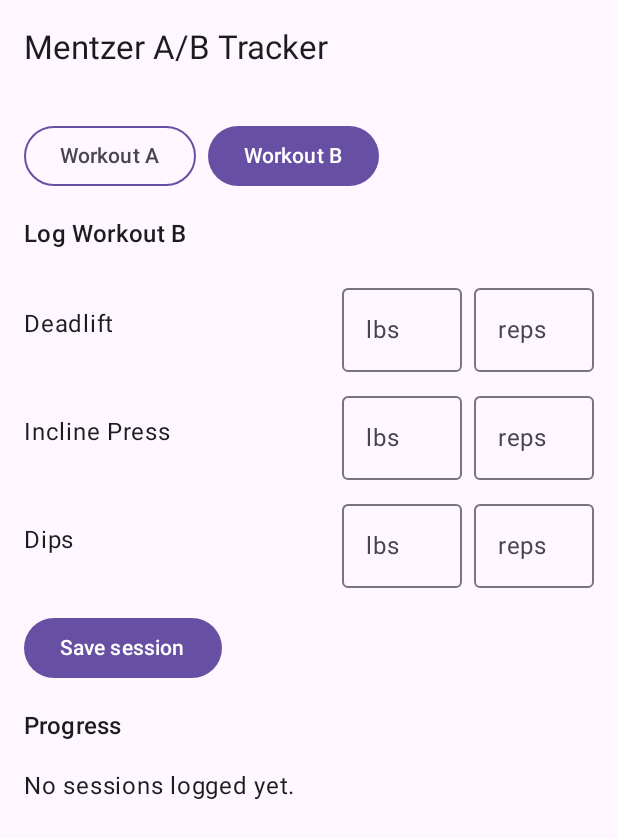
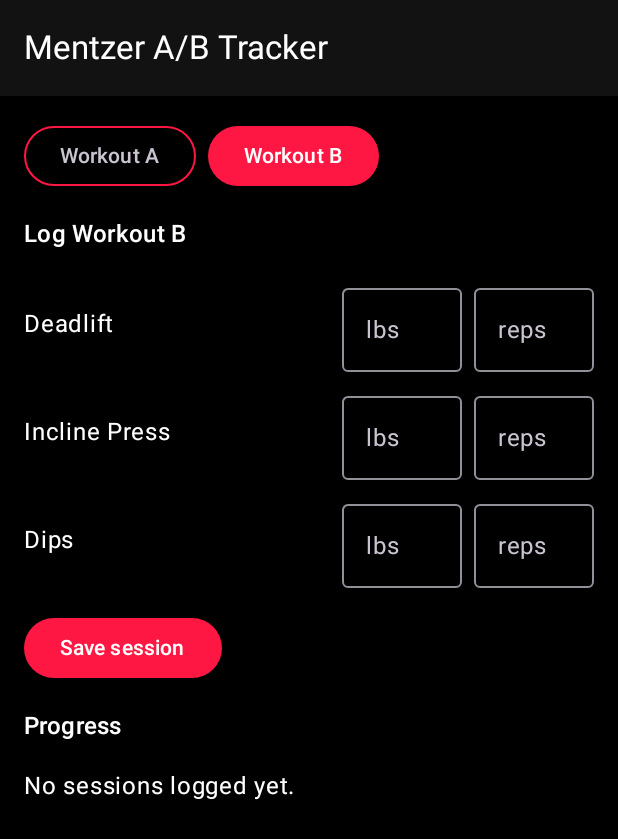
Before and after one commit to vincentlarkin/MentzerTracker, an Android app built with Jetpack Compose: the screen it shows after launch (MainActivity), after a tap on "Workout B", on a phone screen of 412 x 824 dp. Shown: the top 839 px of the screen. Run offline under Robolectric (Android 15) with nearby library versions, the phone set to English and light mode, and no system bars; 3 other taps on this screen came first.

Commit message:
Theme add

```diff
--- a/app/build.gradle.kts
+++ b/app/build.gradle.kts
@@ -6,12 +6,12 @@ plugins {
 
 android {
     namespace = "com.example.mentzertracker"
-    compileSdk = 34
+    compileSdk = 36
 
     defaultConfig {
         applicationId = "com.example.mentzertracker"
         minSdk = 29
-        targetSdk = 34
+        targetSdk = 36
         versionCode = 1
         versionName = "1.0"
 
@@ -40,21 +40,32 @@ android {
 }
 
 dependencies {
+    // Core Android + lifecycle
     implementation(libs.androidx.core.ktx)
     implementation(libs.androidx.appcompat)
     implementation(libs.material)
-    implementation("androidx.activity:activity-compose:1.8.0")
-    implementation(platform("androidx.compose:compose-bom:2023.08.00"))
+    implementation(libs.androidx.lifecycle.runtime.ktx)
+
+    // Jetpack Compose (modern)
+    implementation("androidx.activity:activity-compose:1.11.0") // latest stable as of late 2025
+    implementation(platform("androidx.compose:compose-bom:2025.11.00"))
+    androidTestImplementation(platform("androidx.compose:compose-bom:2025.11.00"))
+
+    // Compose UI + Material3 + Foundation
     implementation("androidx.compose.ui:ui")
     implementation("androidx.compose.ui:ui-graphics")
+    implementation("androidx.compose.ui:ui-text")
+    implementation("androidx.compose.foundation:foundation")   // needed for KeyboardOptions
+    implementation("androidx.compose.material3:material3")
     implementation("androidx.compose.ui:ui-tooling-preview")
-    implementation("androidx.compose.material3:material3")
-    implementation(libs.androidx.lifecycle.runtime.ktx)
+
+    // Debug + testing tools
+    debugImplementation("androidx.compose.ui:ui-tooling")
+    debugImplementation("androidx.compose.ui:ui-test-manifest")
+    androidTestImplementation("androidx.compose.ui:ui-test-junit4")
+
+    // Unit + instrumentation tests
     testImplementation(libs.junit)
     androidTestImplementation(libs.androidx.junit)
     androidTestImplementation(libs.androidx.espresso.core)
-    androidTestImplementation(platform("androidx.compose:compose-bom:2023.08.00"))
-    androidTestImplementation("androidx.compose.ui:ui-test-junit4")
-    debugImplementation("androidx.compose.ui:ui-tooling")
-    debugImplementation("androidx.compose.ui:ui-test-manifest")
 }
--- a/app/src/main/java/com/example/mentzertracker/MainActivity.kt
+++ b/app/src/main/java/com/example/mentzertracker/MainActivity.kt
@@ -4,9 +4,16 @@ import android.os.Bundle
 import androidx.activity.ComponentActivity
 import androidx.activity.compose.setContent
 import androidx.compose.foundation.BorderStroke
-import androidx.compose.foundation.layout.*
+import androidx.compose.foundation.layout.Arrangement
+import androidx.compose.foundation.layout.Column
+import androidx.compose.foundation.layout.Row
+import androidx.compose.foundation.layout.fillMaxSize
+import androidx.compose.foundation.layout.fillMaxWidth
+import androidx.compose.foundation.layout.padding
+import androidx.compose.foundation.layout.width
 import androidx.compose.foundation.lazy.LazyColumn
 import androidx.compose.foundation.lazy.items
+import androidx.compose.foundation.text.KeyboardOptions
 import androidx.compose.material3.Button
 import androidx.compose.material3.ExperimentalMaterial3Api
 import androidx.compose.material3.MaterialTheme
@@ -16,26 +23,33 @@ import androidx.compose.material3.Scaffold
 import androidx.compose.material3.Text
 import androidx.compose.material3.TopAppBar
 import androidx.compose.runtime.Composable
+import androidx.compose.runtime.getValue
 import androidx.compose.runtime.mutableStateListOf
 import androidx.compose.runtime.mutableStateMapOf
 import androidx.compose.runtime.mutableStateOf
-import androidx.compose.runtime.getValue
 import androidx.compose.runtime.remember
 import androidx.compose.runtime.setValue
 import androidx.compose.ui.Alignment
 import androidx.compose.ui.Modifier
 import androidx.compose.ui.text.font.FontWeight
+import androidx.compose.ui.text.input.KeyboardType
 import androidx.compose.ui.unit.dp
 import java.text.SimpleDateFormat
 import java.util.Date
 import java.util.Locale
+import com.example.mentzertracker.ui.theme.MentzerTrackerTheme
+import androidx.compose.foundation.layout.Box
+import android.content.Context
+import androidx.compose.ui.platform.LocalContext
+
+
 
 class MainActivity : ComponentActivity() {
     override fun onCreate(savedInstanceState: Bundle?) {
         super.onCreate(savedInstanceState)
         setContent {
-            MaterialTheme {
-                WorkoutTrackerApp()
+            MentzerTrackerTheme {
+                AppRoot()
             }
         }
     }
@@ -91,6 +105,57 @@ val workoutB = WorkoutTemplate(
 )
 
 val templates = listOf(workoutA, workoutB)
+
+@Composable
+fun AppRoot() {
+    val context = LocalContext.current
+
+    // Initialize from SharedPreferences once
+    var showSplash by remember {
+        mutableStateOf(!hasSeenSplash(context))
+    }
+
+    if (showSplash) {
+        SplashScreen(
+            onStart = {
+                setHasSeenSplash(context)
+                showSplash = false
+            }
+        )
+    } else {
+        WorkoutTrackerApp()
+    }
+}
+
+
+@Composable
+fun SplashScreen(onStart: () -> Unit) {
+    Box(
+        modifier = Modifier
+            .fillMaxSize()
+            .padding(24.dp),
+        contentAlignment = Alignment.Center
+    ) {
+        Column(
+            horizontalAlignment = Alignment.CenterHorizontally,
+            verticalArrangement = Arrangement.spacedBy(24.dp)
+        ) {
+            Text(
+                text = "MentzerTracker",
+                style = MaterialTheme.typography.headlineMedium,
+                color = MaterialTheme.colorScheme.primary
+            )
+            Text(
+                text = "Welcome to MentzerTracker.\nTrack your A/B workouts Mentzer-style.",
+                style = MaterialTheme.typography.bodyMedium
+            )
+            Button(onClick = onStart) {
+                Text("Start")
+            }
+        }
+    }
+}
+
 
 // ---------- TOP-LEVEL UI ----------
 
@@ -205,7 +270,8 @@ fun LogWorkoutSection(
                     onValueChange = { weightState[exerciseId] = it },
                     label = { Text("lbs") },
                     modifier = Modifier.width(80.dp),
-                    singleLine = true
+                    singleLine = true,
+                    keyboardOptions = KeyboardOptions(keyboardType = KeyboardType.Number)
                 )
 
                 OutlinedTextField(
@@ -213,7 +279,9 @@ fun LogWorkoutSection(
                     onValueChange = { repsState[exerciseId] = it },
                     label = { Text("reps") },
                     modifier = Modifier.width(80.dp),
-                    singleLine = true
+                    singleLine = true,
+                    keyboardOptions = KeyboardOptions(keyboardType = KeyboardType.Number)
+
                 )
             }
         }
@@ -284,3 +352,15 @@ fun ProgressSection(
         }
     }
 }
+private const val PREFS_NAME = "mentzer_prefs"
+private const val KEY_HAS_SEEN_SPLASH = "has_seen_splash"
+
+private fun hasSeenSplash(context: Context): Boolean {
+    val prefs = context.getSharedPreferences(PREFS_NAME, Context.MODE_PRIVATE)
+    return prefs.getBoolean(KEY_HAS_SEEN_SPLASH, false)
+}
+
+private fun setHasSeenSplash(context: Context) {
+    val prefs = context.getSharedPreferences(PREFS_NAME, Context.MODE_PRIVATE)
+    prefs.edit().putBoolean(KEY_HAS_SEEN_SPLASH, true).apply()
+}
--- /dev/null
+++ b/app/src/main/java/com/example/mentzertracker/ui/theme/Color.kt
@@ -0,0 +1,9 @@
+package com.example.mentzertracker.ui.theme
+
+import androidx.compose.ui.graphics.Color
+
+val RedPrimary = Color(0xFFFF1744)      // bright red accent
+val RedSecondary = Color(0xFFD50000)    // deeper red
+val BlackBackground = Color(0xFF000000) // pure black
+val DarkSurface = Color(0xFF121212)     // near black for cards, top bar, etc.
+val TextOnDark = Color(0xFFFFFFFF)      // white
--- /dev/null
+++ b/app/src/main/java/com/example/mentzertracker/ui/theme/Theme.kt
@@ -0,0 +1,27 @@
+package com.example.mentzertracker.ui.theme
+
+import androidx.compose.material3.MaterialTheme
+import androidx.compose.material3.darkColorScheme
+import androidx.compose.runtime.Composable
+
+private val DarkColorScheme = darkColorScheme(
+    primary = RedPrimary,
+    onPrimary = TextOnDark,
+    secondary = RedSecondary,
+    onSecondary = TextOnDark,
+    background = BlackBackground,
+    onBackground = TextOnDark,
+    surface = DarkSurface,
+    onSurface = TextOnDark,
+    error = RedSecondary,
+    onError = TextOnDark
+)
+
+@Composable
+fun MentzerTrackerTheme(content: @Composable () -> Unit) {
+    MaterialTheme(
+        colorScheme = DarkColorScheme,
+        typography = Typography, // from Type.kt
+        content = content
+    )
+}
--- /dev/null
+++ b/app/src/main/java/com/example/mentzertracker/ui/theme/Type.kt
@@ -0,0 +1,6 @@
+package com.example.mentzertracker.ui.theme
+
+import androidx.compose.material3.Typography
+
+// Default Material3 typography (you can tweak later)
+val Typography = Typography()
```
